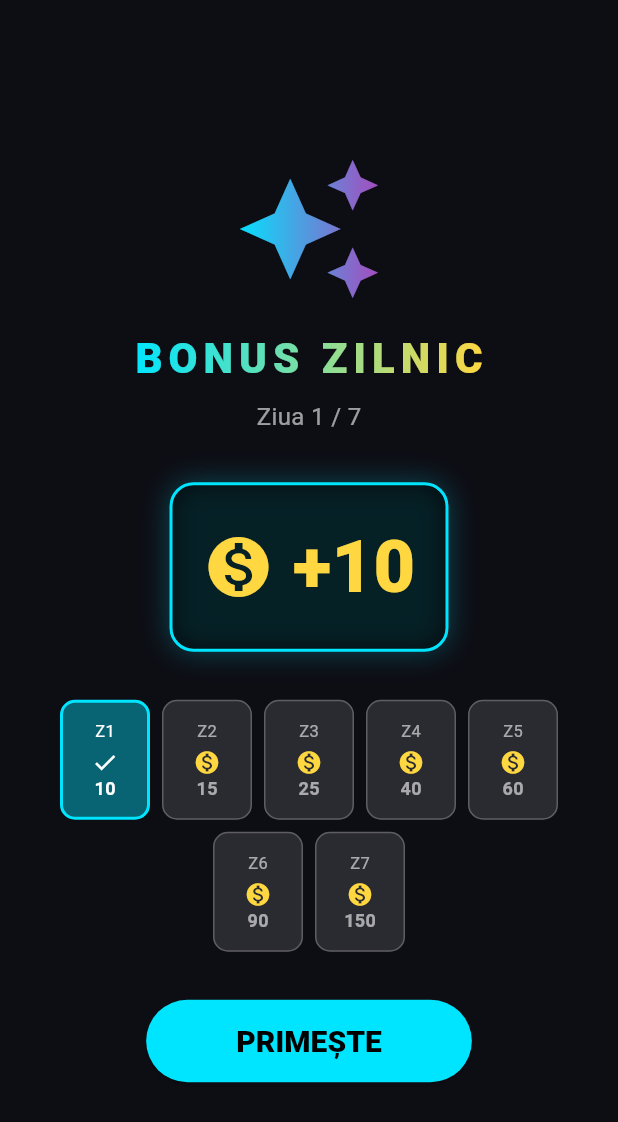
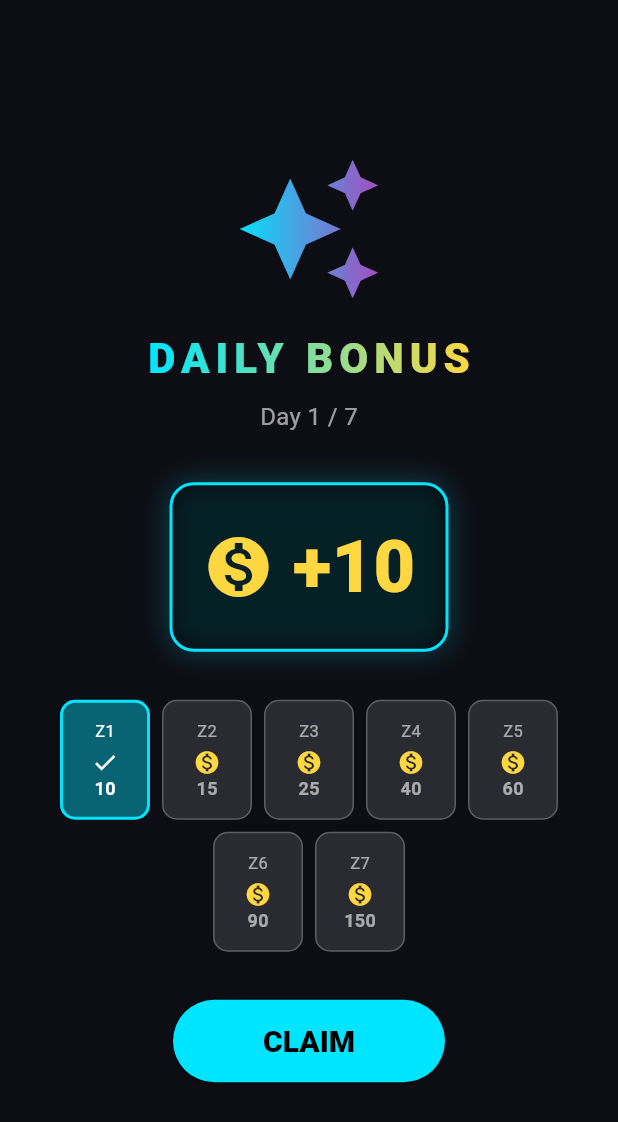
Before and after one commit to lucyanapetrey-jpg/tetris-classic, a Flutter app: the screen it shows after launch, on a phone screen of 412 x 824 dp. Shown: the top 1122 px of the screen. Run offline on Flutter 3.47's test engine with Material 3 defaults, Android fonts, the phone set to English and light mode, and no system bars; our stand-ins replace audioplayers, google_mobile_ads, in_app_purchase, shared_preferences.

Commit message:
v2.4.0+19: i18n 11 languages + unique BG music
- Add AppStrings with 11 locales: EN, ZH, ES, HI, AR, PT, RU, JA, DE, FR, RO
- Localize HomeScreen, GameScreen, ShopDialog, DailyRewardScreen
- Replace background.mp3 with unique track (was duplicate of BlockBlast)
- Wire flutter_localizations + supportedLocales in main.dart

```diff
--- /dev/null
+++ b/lib/i18n/app_strings.dart
@@ -0,0 +1,264 @@
+import 'package:flutter/material.dart';
+
+class AppStrings {
+  final String play;
+  final String topScore;
+  final String gameOver;
+  final String again;
+  final String dailyBonus;
+  final String dayOf7;
+  final String claim;
+  final String shop;
+  final String diamondPacks;
+  final String noAds;
+  final String diamonds;
+  final String bonusUpper;
+  final String shopUnavailable;
+  final String shopUnavailableMsg;
+  final String score;
+  final String musicOn;
+  final String musicOff;
+
+  const AppStrings({
+    required this.play,
+    required this.topScore,
+    required this.gameOver,
+    required this.again,
+    required this.dailyBonus,
+    required this.dayOf7,
+    required this.claim,
+    required this.shop,
+    required this.diamondPacks,
+    required this.noAds,
+    required this.diamonds,
+    required this.bonusUpper,
+    required this.shopUnavailable,
+    required this.shopUnavailableMsg,
+    required this.score,
+    required this.musicOn,
+    required this.musicOff,
+  });
+
+  static AppStrings of(BuildContext context) {
+    final code = Localizations.maybeLocaleOf(context)?.languageCode ?? 'en';
+    return _all[code] ?? _all['en']!;
+  }
+
+  static const supportedLocales = <Locale>[
+    Locale('en'), Locale('zh'), Locale('es'), Locale('hi'), Locale('ar'),
+    Locale('pt'), Locale('ru'), Locale('ja'), Locale('de'), Locale('fr'),
+    Locale('ro'),
+  ];
+
+  static const Map<String, AppStrings> _all = {
+    'en': AppStrings(
+      play: 'PLAY',
+      topScore: 'Top Score',
+      gameOver: 'GAME OVER',
+      again: 'Again',
+      dailyBonus: 'DAILY BONUS',
+      dayOf7: 'Day {n} / 7',
+      claim: 'CLAIM',
+      shop: 'Shop',
+      diamondPacks: 'DIAMOND PACKS',
+      noAds: 'Remove Ads',
+      diamonds: 'diamonds',
+      bonusUpper: 'BONUS',
+      shopUnavailable: 'Shop Unavailable',
+      shopUnavailableMsg: 'The shop is not available right now.',
+      score: 'Score',
+      musicOn: 'Music: On',
+      musicOff: 'Music: Off',
+    ),
+    'zh': AppStrings(
+      play: '开始',
+      topScore: '最高分',
+      gameOver: '游戏结束',
+      again: '再玩一次',
+      dailyBonus: '每日奖励',
+      dayOf7: '第 {n} 天 / 共 7 天',
+      claim: '领取',
+      shop: '商店',
+      diamondPacks: '钻石礼包',
+      noAds: '去除广告',
+      diamonds: '钻石',
+      bonusUpper: '奖励',
+      shopUnavailable: '商店不可用',
+      shopUnavailableMsg: '商店当前不可用。',
+      score: '分数',
+      musicOn: '音乐：开',
+      musicOff: '音乐：关',
+    ),
+    'es': AppStrings(
+      play: 'JUGAR',
+      topScore: 'Puntuación máxima',
+      gameOver: 'FIN DEL JUEGO',
+      again: 'Otra vez',
+      dailyBonus: 'BONO DIARIO',
+      dayOf7: 'Día {n} / 7',
+      claim: 'RECLAMAR',
+      shop: 'Tienda',
+      diamondPacks: 'PAQUETES DE DIAMANTES',
+      noAds: 'Quitar anuncios',
+      diamonds: 'diamantes',
+      bonusUpper: 'BONO',
+      shopUnavailable: 'Tienda no disponible',
+      shopUnavailableMsg: 'La tienda no está disponible ahora.',
+      score: 'Puntuación',
+      musicOn: 'Música: Activada',
+      musicOff: 'Música: Desactivada',
+    ),
+    'hi': AppStrings(
+      play: 'खेलें',
+      topScore: 'सर्वोच्च स्कोर',
+      gameOver: 'खेल समाप्त',
+      again: 'फिर से',
+      dailyBonus: 'दैनिक बोनस',
+      dayOf7: 'दिन {n} / 7',
+      claim: 'प्राप्त करें',
+      shop: 'दुकान',
+      diamondPacks: 'डायमंड पैक',
+      noAds: 'विज्ञापन हटाएँ',
+      diamonds: 'डायमंड',
+      bonusUpper: 'बोनस',
+      shopUnavailable: 'दुकान उपलब्ध नहीं',
+      shopUnavailableMsg: 'दुकान अभी उपलब्ध नहीं है।',
+      score: 'स्कोर',
+      musicOn: 'संगीत: चालू',
+      musicOff: 'संगीत: बंद',
+    ),
+    'ar': AppStrings(
+      play: 'العب',
+      topScore: 'أعلى نتيجة',
+      gameOver: 'انتهت اللعبة',
+      again: 'مرة أخرى',
+      dailyBonus: 'مكافأة يومية',
+      dayOf7: 'اليوم {n} / 7',
+      claim: 'استلام',
+      shop: 'المتجر',
+      diamondPacks: 'حزم الألماس',
+      noAds: 'إزالة الإعلانات',
+      diamonds: 'ألماس',
+      bonusUpper: 'مكافأة',
+      shopUnavailable: 'المتجر غير متوفر',
+      shopUnavailableMsg: 'المتجر غير متوفر حاليًا.',
+      score: 'النتيجة',
+      musicOn: 'الموسيقى: تشغيل',
+      musicOff: 'الموسيقى: إيقاف',
+    ),
+    'pt': AppStrings(
+      play: 'JOGAR',
+      topScore: 'Maior pontuação',
+      gameOver: 'FIM DE JOGO',
+      again: 'De novo',
+      dailyBonus: 'BÔNUS DIÁRIO',
+      dayOf7: 'Dia {n} / 7',
+      claim: 'RESGATAR',
+      shop: 'Loja',
+      diamondPacks: 'PACOTES DE DIAMANTES',
+      noAds: 'Remover anúncios',
+      diamonds: 'diamantes',
+      bonusUpper: 'BÔNUS',
+      shopUnavailable: 'Loja indisponível',
+      shopUnavailableMsg: 'A loja não está disponível agora.',
+      score: 'Pontuação',
+      musicOn: 'Música: Ligada',
+      musicOff: 'Música: Desligada',
+    ),
+    'ru': AppStrings(
+      play: 'ИГРАТЬ',
+      topScore: 'Лучший счёт',
+      gameOver: 'ИГРА ОКОНЧЕНА',
+      again: 'Ещё раз',
+      dailyBonus: 'ЕЖЕДНЕВНЫЙ БОНУС',
+      dayOf7: 'День {n} / 7',
+      claim: 'ЗАБРАТЬ',
+      shop: 'Магазин',
+      diamondPacks: 'НАБОРЫ АЛМАЗОВ',
+      noAds: 'Убрать рекламу',
+      diamonds: 'алмазов',
+      bonusUpper: 'БОНУС',
+      shopUnavailable: 'Магазин недоступен',
+      shopUnavailableMsg: 'Магазин сейчас недоступен.',
+      score: 'Счёт',
+      musicOn: 'Музыка: Вкл.',
+      musicOff: 'Музыка: Выкл.',
+    ),
+    'ja': AppStrings(
+      play: 'プレイ',
+      topScore: 'ハイスコア',
+      gameOver: 'ゲームオーバー',
+      again: 'もう一度',
+      dailyBonus: 'デイリーボーナス',
+      dayOf7: '{n} 日目 / 7',
+      claim: '受け取る',
+      shop: 'ショップ',
+      diamondPacks: 'ダイヤモンドパック',
+      noAds: '広告を削除',
+      diamonds: 'ダイヤモンド',
+      bonusUpper: 'ボーナス',
+      shopUnavailable: 'ショップ利用不可',
+      shopUnavailableMsg: 'ショップは現在利用できません。',
+      score: 'スコア',
+      musicOn: '音楽：オン',
+      musicOff: '音楽：オフ',
+    ),
+    'de': AppStrings(
+      play: 'SPIELEN',
+      topScore: 'Bestpunktzahl',
+      gameOver: 'SPIEL VORBEI',
+      again: 'Nochmal',
+      dailyBonus: 'TÄGLICHER BONUS',
+      dayOf7: 'Tag {n} / 7',
+      claim: 'EINFORDERN',
+      shop: 'Shop',
+      diamondPacks: 'DIAMANT-PAKETE',
+      noAds: 'Werbung entfernen',
+      diamonds: 'Diamanten',
+      bonusUpper: 'BONUS',
+      shopUnavailable: 'Shop nicht verfügbar',
+      shopUnavailableMsg: 'Der Shop ist gerade nicht verfügbar.',
+      score: 'Punkte',
+      musicOn: 'Musik: An',
+      musicOff: 'Musik: Aus',
+    ),
+    'fr': AppStrings(
+      play: 'JOUER',
+      topScore: 'Meilleur score',
+      gameOver: 'PARTIE TERMINÉE',
+      again: 'Rejouer',
+      dailyBonus: 'BONUS QUOTIDIEN',
+      dayOf7: 'Jour {n} / 7',
+      claim: 'RÉCLAMER',
+      shop: 'Boutique',
+      diamondPacks: 'PACKS DE DIAMANTS',
+      noAds: 'Supprimer les pubs',
+      diamonds: 'diamants',
+      bonusUpper: 'BONUS',
+      shopUnavailable: 'Boutique indisponible',
+      shopUnavailableMsg: "La boutique n'est pas disponible pour le moment.",
+      score: 'Score',
+      musicOn: 'Musique : activée',
+      musicOff: 'Musique : désactivée',
+    ),
+    'ro': AppStrings(
+      play: 'JOACĂ',
+      topScore: 'Top Score',
+      gameOver: 'GAME OVER',
+      again: 'Din nou',
+      dailyBonus: 'BONUS ZILNIC',
+      dayOf7: 'Ziua {n} / 7',
+      claim: 'PRIMEȘTE',
+      shop: 'Magazin',
+      diamondPacks: 'PACHETE DIAMANTE',
+      noAds: 'Fără reclame',
+      diamonds: 'diamante',
+      bonusUpper: 'BONUS',
+      shopUnavailable: 'Magazin indisponibil',
+      shopUnavailableMsg: 'Magazinul nu este disponibil acum.',
+      score: 'Scor',
+      musicOn: 'Muzică: Pornită',
+      musicOff: 'Muzică: Oprită',
+    ),
+  };
+}
--- a/lib/main.dart
+++ b/lib/main.dart
@@ -1,4 +1,6 @@
 import 'package:flutter/material.dart';
+import 'package:flutter_localizations/flutter_localizations.dart';
+import 'i18n/app_strings.dart';
 import 'screens/home_screen.dart';
 import 'services/ad_service.dart';
 import 'services/audio_service.dart';
@@ -22,6 +24,12 @@ class TetrisApp extends StatelessWidget {
     return MaterialApp(
       title: 'Tetris Smile',
       debugShowCheckedModeBanner: false,
+      localizationsDelegates: const [
+        GlobalMaterialLocalizations.delegate,
+        GlobalWidgetsLocalizations.delegate,
+        GlobalCupertinoLocalizations.delegate,
+      ],
+      supportedLocales: AppStrings.supportedLocales,
       theme: ThemeData.dark(useMaterial3: true).copyWith(
         scaffoldBackgroundColor: const Color(0xFF0D0D14),
         colorScheme: ColorScheme.fromSeed(
--- a/lib/screens/daily_reward_screen.dart
+++ b/lib/screens/daily_reward_screen.dart
@@ -1,5 +1,6 @@
 import 'package:flutter/material.dart';
 import 'package:flutter/services.dart';
+import '../i18n/app_strings.dart';
 import '../services/rewards_service.dart';
 
 class DailyRewardScreen extends StatefulWidget {
@@ -27,6 +28,7 @@ class _DailyRewardScreenState extends State<DailyRewardScreen>
 
   @override
   Widget build(BuildContext context) {
+    final s = AppStrings.of(context);
     return Scaffold(
       backgroundColor: const Color(0xFF0D0D14),
       body: SafeArea(
@@ -52,15 +54,15 @@ class _DailyRewardScreenState extends State<DailyRewardScreen>
                   shaderCallback: (r) => const LinearGradient(
                     colors: [Color(0xFF00E5FF), Color(0xFFFFD740)],
                   ).createShader(r),
-                  child: const Text('BONUS ZILNIC',
-                      style: TextStyle(
+                  child: Text(s.dailyBonus,
+                      style: const TextStyle(
                           fontSize: 28,
                           fontWeight: FontWeight.w900,
                           color: Colors.white,
                           letterSpacing: 4)),
                 ),
                 const SizedBox(height: 8),
-                Text('Ziua ${widget.day} / 7',
+                Text(s.dayOf7.replaceAll('{n}', '${widget.day}'),
                     style: const TextStyle(color: Colors.white60, fontSize: 16)),
                 const SizedBox(height: 32),
                 Container(
@@ -137,7 +139,7 @@ class _DailyRewardScreenState extends State<DailyRewardScreen>
                     textStyle: const TextStyle(fontSize: 20, fontWeight: FontWeight.w900),
                   ),
                   onPressed: () => Navigator.pop(context),
-                  child: const Text('PRIMEȘTE'),
+                  child: Text(s.claim),
                 ),
               ],
             ),
--- a/lib/screens/game_screen.dart
+++ b/lib/screens/game_screen.dart
@@ -3,6 +3,7 @@ import 'dart:math';
 import 'package:flutter/material.dart';
 import 'package:flutter/services.dart';
 import 'package:shared_preferences/shared_preferences.dart';
+import '../i18n/app_strings.dart';
 import '../game/board.dart';
 import '../game/tetromino.dart';
 import '../services/ad_service.dart';
@@ -273,7 +274,7 @@ class _GameScreenState extends State<GameScreen> with TickerProviderStateMixin {
       child: Row(
         mainAxisAlignment: MainAxisAlignment.spaceAround,
         children: [
-          _stat('Score', '$_score', const Color(0xFF00E5FF)),
+          _stat(AppStrings.of(context).score, '$_score', const Color(0xFF00E5FF)),
           _stat('Level', '$_level', const Color(0xFFFFD740)),
           _stat('Lines', '$_lines', const Color(0xFF66BB6A)),
           _stat('Combo', 'x$_combo', _combo > 1 ? const Color(0xFFE91E63) : Colors.white60),
@@ -411,14 +412,14 @@ class _GameScreenState extends State<GameScreen> with TickerProviderStateMixin {
         child: Column(
           mainAxisSize: MainAxisSize.min,
           children: [
-            const Text('GAME OVER',
-                style: TextStyle(
+            Text(AppStrings.of(context).gameOver,
+                style: const TextStyle(
                     color: Color(0xFFEF5350),
                     fontSize: 36,
                     fontWeight: FontWeight.w900,
                     letterSpacing: 4)),
             const SizedBox(height: 8),
-            Text('Score: $_score',
+            Text('${AppStrings.of(context).score}: $_score',
                 style: const TextStyle(
                     color: Colors.white, fontSize: 22, fontWeight: FontWeight.w700)),
             const SizedBox(height: 24),
@@ -441,7 +442,7 @@ class _GameScreenState extends State<GameScreen> with TickerProviderStateMixin {
                 });
                 _startTick();
               },
-              child: const Text('Din nou'),
+              child: Text(AppStrings.of(context).again),
             ),
           ],
         ),
--- a/lib/screens/home_screen.dart
+++ b/lib/screens/home_screen.dart
@@ -1,5 +1,6 @@
 import 'package:flutter/material.dart';
 import 'package:shared_preferences/shared_preferences.dart';
+import '../i18n/app_strings.dart';
 import '../services/rewards_service.dart';
 import 'daily_reward_screen.dart';
 import 'game_screen.dart';
@@ -45,6 +46,7 @@ class _HomeScreenState extends State<HomeScreen> {
 
   @override
   Widget build(BuildContext context) {
+    final s = AppStrings.of(context);
     return Scaffold(
       body: Container(
         decoration: const BoxDecoration(
@@ -126,7 +128,7 @@ class _HomeScreenState extends State<HomeScreen> {
                   ),
                   child: Column(
                     children: [
-                      const Text('Top Score', style: TextStyle(color: Colors.white54)),
+                      Text(s.topScore, style: const TextStyle(color: Colors.white54)),
                       const SizedBox(height: 4),
                       Text('$_highScore',
                           style: const TextStyle(
@@ -154,7 +156,7 @@ class _HomeScreenState extends State<HomeScreen> {
                     );
                     _load();
                   },
-                  child: const Text('JOACĂ'),
+                  child: Text(s.play),
                 ),
                 const SizedBox(height: 60),
               ],
--- a/lib/widgets/shop_dialog.dart
+++ b/lib/widgets/shop_dialog.dart
@@ -1,5 +1,6 @@
 import 'package:flutter/material.dart';
 import 'package:in_app_purchase/in_app_purchase.dart';
+import '../i18n/app_strings.dart';
 import '../services/purchase_service.dart';
 
 class ShopDialog extends StatefulWidget {
@@ -19,7 +20,7 @@ class _ShopDialogState extends State<ShopDialog> {
       setState(() => _busy = false);
       if (!ok) {
         ScaffoldMessenger.of(context).showSnackBar(
-          const SnackBar(content: Text('Magazinul nu este disponibil acum.')),
+          SnackBar(content: Text(AppStrings.of(context).shopUnavailableMsg)),
         );
       }
     }
@@ -27,6 +28,7 @@ class _ShopDialogState extends State<ShopDialog> {
 
   @override
   Widget build(BuildContext context) {
+    final s = AppStrings.of(context);
     final svc = PurchaseService.instance;
     final noAdsProduct = svc.productFor(PurchaseService.noAdsId);
     return Dialog(
@@ -42,9 +44,9 @@ class _ShopDialogState extends State<ShopDialog> {
             children: [
               Row(
                 children: [
-                  const Expanded(
-                    child: Text('💎 Magazin',
-                        style: TextStyle(
+                  Expanded(
+                    child: Text('💎 ${s.shop}',
+                        style: const TextStyle(
                             color: Colors.white, fontSize: 22, fontWeight: FontWeight.w900)),
                   ),
                   IconButton(
@@ -73,9 +75,9 @@ class _ShopDialogState extends State<ShopDialog> {
                           Icon(noAds ? Icons.check_circle : Icons.block,
                               color: Colors.white, size: 28),
                           const SizedBox(width: 10),
-                          const Expanded(
-                            child: Text('Fără reclame',
-                                style: TextStyle(
+                          Expanded(
+                            child: Text(s.noAds,
+                                style: const TextStyle(
                                     color: Colors.white,
                                     fontSize: 18,
                                     fontWeight: FontWeight.w900)),
@@ -110,10 +112,10 @@ class _ShopDialogState extends State<ShopDialog> {
                 ),
               ),
               const SizedBox(height: 18),
-              const Padding(
-                padding: EdgeInsets.symmetric(horizontal: 4),
-                child: Text('PACHETE DIAMANTE',
-                    style: TextStyle(
+              Padding(
+                padding: const EdgeInsets.symmetric(horizontal: 4),
+                child: Text(s.diamondPacks,
+                    style: const TextStyle(
                         color: Colors.white70,
                         fontSize: 13,
                         fontWeight: FontWeight.w800,
@@ -121,15 +123,15 @@ class _ShopDialogState extends State<ShopDialog> {
               ),
               const SizedBox(height: 8),
               if (!svc.available)
-                const Padding(
-                  padding: EdgeInsets.all(12),
+                Padding(
+                  padding: const EdgeInsets.all(12),
                   child: Center(
-                    child: Text('Magazin indisponibil',
-                        style: TextStyle(color: Colors.white60)),
+                    child: Text(s.shopUnavailable,
+                        style: const TextStyle(color: Colors.white60)),
                   ),
                 ),
               for (final pack in PurchaseService.diamondPacks)
-                _diamondTile(pack, svc.productFor(pack.id)),
+                _diamondTile(context, pack, svc.productFor(pack.id)),
             ],
           ),
         ),
@@ -137,7 +139,8 @@ class _ShopDialogState extends State<ShopDialog> {
     );
   }
 
-  Widget _diamondTile(DiamondPack pack, ProductDetails? product) {
+  Widget _diamondTile(BuildContext context, DiamondPack pack, ProductDetails? product) {
+    final s = AppStrings.of(context);
     final available = product != null && PurchaseService.instance.available;
     return Padding(
       padding: const EdgeInsets.only(bottom: 10),
@@ -166,11 +169,11 @@ class _ShopDialogState extends State<ShopDialog> {
               child: Column(
                 crossAxisAlignment: CrossAxisAlignment.start,
                 children: [
-                  Text('${pack.diamonds} diamante',
+                  Text('${pack.diamonds} ${s.diamonds}',
                       style: const TextStyle(
                           color: Colors.white, fontSize: 16, fontWeight: FontWeight.w900)),
                   if (pack.bonus > 0)
-                    Text('+ ${pack.bonus} BONUS',
+                    Text('+ ${pack.bonus} ${s.bonusUpper}',
                         style: const TextStyle(
                             color: Color(0xFFFFCA28), fontSize: 11, fontWeight: FontWeight.w800)),
                 ],
--- a/pubspec.yaml
+++ b/pubspec.yaml
@@ -1,12 +1,14 @@
 name: tetris_classic
 description: "Tetris Smile — Tetris clasic cu tetrominoes, level system si line clearing"
 publish_to: 'none'
-version: 2.3.2+18
+version: 2.4.0+19
 environment:
   sdk: ^3.11.1
 
 dependencies:
   flutter:
+    sdk: flutter
+  flutter_localizations:
     sdk: flutter
   cupertino_icons: ^1.0.8
   shared_preferences: ^2.3.2
```
Also changed, not shown: pubspec.lock, 2 other files.
